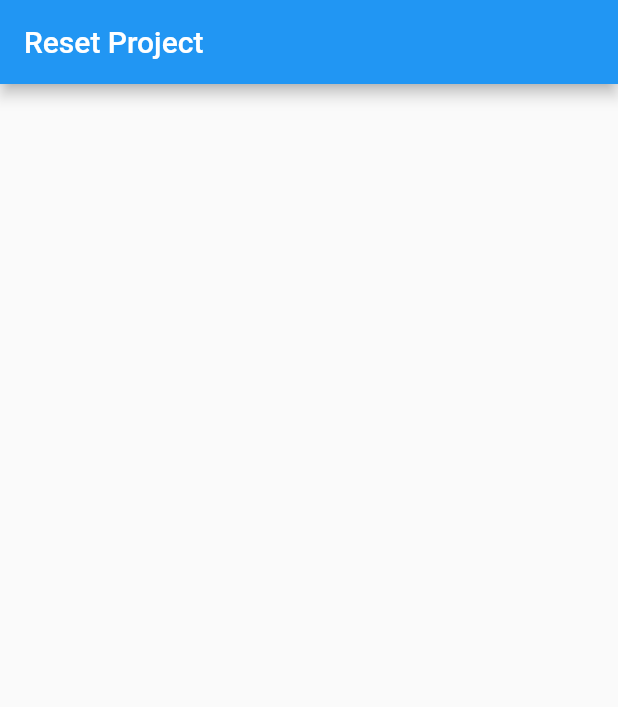
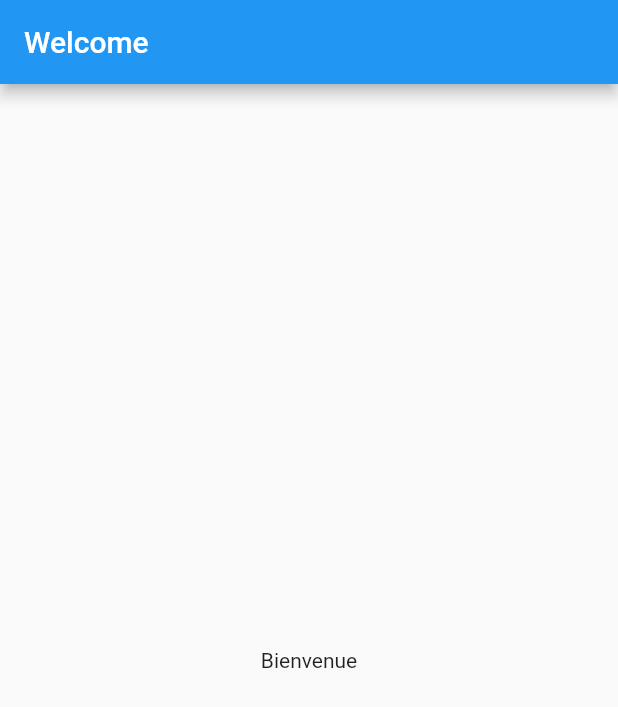
Before and after one commit to INLearnProject/trading_simulator, a Flutter app: the screen it shows after launch, on a phone screen of 412 x 824 dp. Shown: the top 707 px of the screen. Run offline on Flutter 3.47's test engine with Material 2 defaults, Android fonts, the phone set to English and light mode, and no system bars.

Commit message:
init MVC

```diff
--- /dev/null
+++ b/lib/constants/routes_constant.dart
@@ -0,0 +1,3 @@
+class RoutesConstant {
+  static const String welcome = '/';
+}
--- a/lib/main.dart
+++ b/lib/main.dart
@@ -1,28 +1,21 @@
 import 'package:flutter/material.dart';
 
-void main() => runApp(MyApp());
+import 'screens/welcome_screen.dart';
 
-class MyApp extends StatelessWidget {
+import 'constants/routes_constant.dart';
+
+void main() => runApp(TradingSimulator());
+
+class TradingSimulator extends StatelessWidget {
   @override
   Widget build(BuildContext context) {
     return MaterialApp(
       title: 'Trainning Flutter',
       debugShowCheckedModeBanner: false,
-      theme: ThemeData(
-        primarySwatch: Colors.blue,
-      ),
-      home: Home(),
+      initialRoute: RoutesConstant.welcome,
+      routes: {
+        RoutesConstant.welcome: (context) => WelcomeScreen(),
+      },
     );
   }
 }
-
-class Home extends StatelessWidget {
-  @override
-  Widget build(BuildContext context) {
-    return Scaffold(
-      appBar: AppBar(
-        title: Text("Reset Project"),
-      ),
-    );
-  }
-}
--- /dev/null
+++ b/lib/screens/welcome_screen.dart
@@ -0,0 +1,15 @@
+import 'package:flutter/material.dart';
+
+class WelcomeScreen extends StatelessWidget {
+  @override
+  Widget build(BuildContext context) {
+    return Scaffold(
+      appBar: AppBar(
+        title: Text("Welcome"),
+      ),
+      body: Center(
+        child: Text("Bienvenue"),
+      ),
+    );
+  }
+}
```
